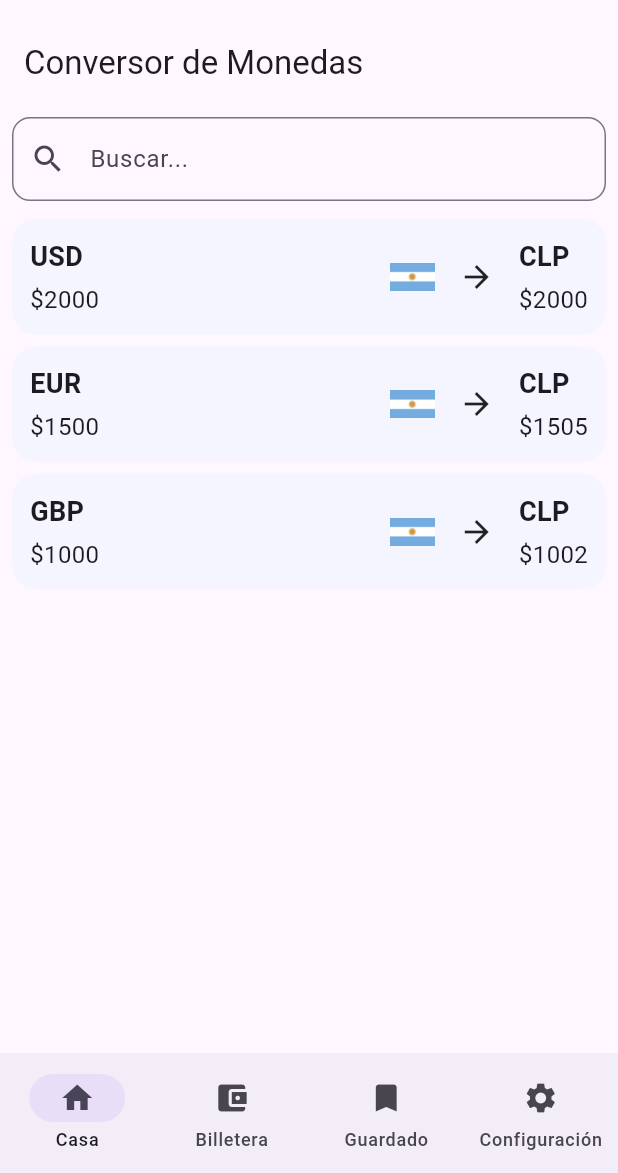
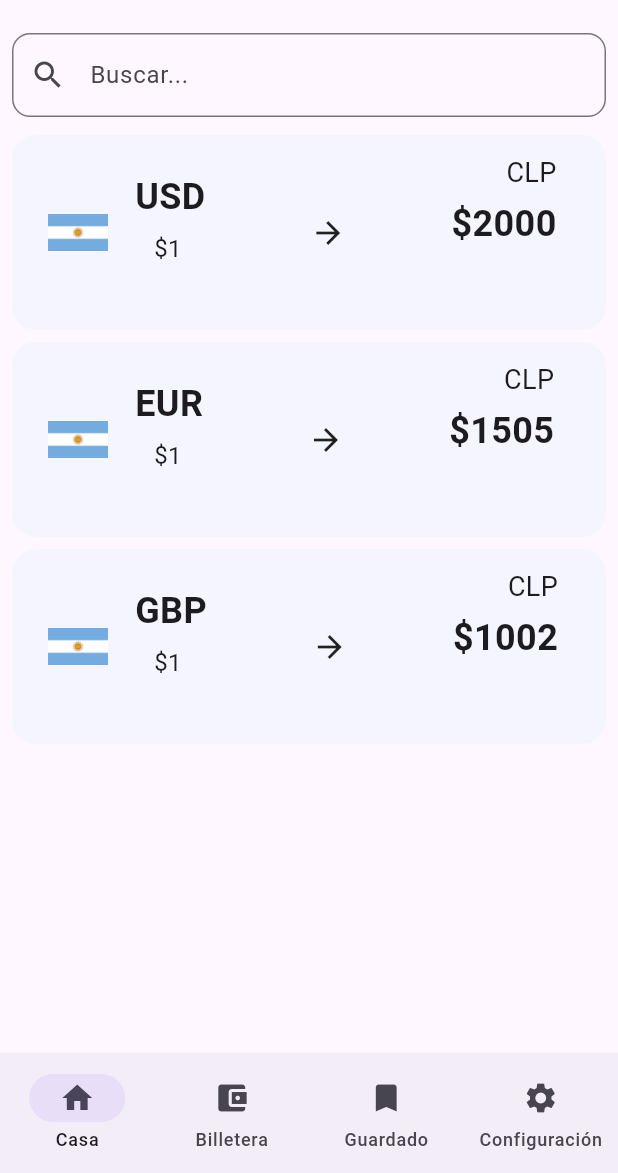
Before and after one commit to Valehica/ConvertCoinWallet, a Flutter app: the screen it shows after launch, on a phone screen of 412 x 824 dp, the part 63-1236 px from its top. Run offline on Flutter 3.47's test engine with Material 3 defaults, Android fonts, the phone set to English and light mode, and no system bars.

Commit message:
home page

```diff
--- a/convert_coin_wallet/lib/pages/HomePage.dart
+++ b/convert_coin_wallet/lib/pages/HomePage.dart
@@ -3,7 +3,7 @@ import 'package:convert_coin_wallet/models/MonedasClass.dart';
 import 'package:convert_coin_wallet/models/MonedaClass.dart';
 
 class HomePage extends StatelessWidget {
-  Monedas monedas = Monedas([
+  final Monedas monedas = Monedas([
     Moneda(2000.0, 2000.0, 1990.0, 'DLR', 'USD', '2024-12-01'),
     Moneda(1500.0, 1505.0, 1503.0, 'EUR', 'EUR', '2024-12-01'),
     Moneda(1000.0, 1002.0, 998.0, 'GBP', 'GBP', '2024-12-01'),
@@ -12,9 +12,6 @@ class HomePage extends StatelessWidget {
   @override
   Widget build(BuildContext context) {
     return Scaffold(
-      appBar: AppBar(
-        title: Text('Conversor de Monedas'),
-      ),
       body: Column(
         children: [
           Padding(
@@ -34,9 +31,20 @@ class HomePage extends StatelessWidget {
               itemCount: monedas.totalMonedas.length,
               itemBuilder: (context, index) {
                 final moneda = monedas.totalMonedas[index];
+                return _buildCurrencyCard(moneda); // Llamada a la función
+              },
+            ),
+          ),
+        ],
+      ),
+    );
+  }
+
+  Widget _buildCurrencyCard(Moneda moneda) {
     return Padding(
-                  padding: const EdgeInsets.symmetric(
-                      horizontal: 8.0, vertical: 4.0),
+      padding: const EdgeInsets.symmetric(horizontal: 8.0, vertical: 4.0),
+      child: SizedBox(
+        height: 130, // Altura fija para la tarjeta
         child: Container(
           padding: EdgeInsets.all(12.0),
           decoration: BoxDecoration(
@@ -44,44 +52,47 @@ class HomePage extends StatelessWidget {
             borderRadius: BorderRadius.circular(16.0),
           ),
           child: Row(
-                      mainAxisAlignment: MainAxisAlignment.spaceBetween,
             children: [
+              SizedBox(width: 12),
+              Image.asset(
+                'assets/images/argentina_flag.png', // Ruta de la imagen de bandera
+                width: 40,
+                height: 40,
+              ),
+              SizedBox(
+                width: 18,
+              ),
               Column(
                 crossAxisAlignment: CrossAxisAlignment.start,
                 children: [
+                  SizedBox(
+                    height: 12,
+                  ),
                   Text(
                     moneda.moneda,
                     style: TextStyle(
                       fontWeight: FontWeight.bold,
-                                fontSize: 18,
+                      fontSize: 24,
                     ),
                   ),
-                            SizedBox(height: 4),
+                  SizedBox(height: 6),
                   Text(
-                              '\$${moneda.compra.toStringAsFixed(0)}',
+                    '   \$1',
                     style: TextStyle(
                       fontSize: 16,
                     ),
                   ),
                 ],
               ),
-                        Row(
-                          children: [
-                            Image.asset(
-                              'assets/images/argentina_flag.png', // Bandera de EEUU
-                              width: 30,
-                              height: 30,
-                            ),
-                            SizedBox(width: 16),
+              SizedBox(width: 70),
               Icon(Icons.arrow_forward, size: 24),
-                            SizedBox(width: 16),
+              SizedBox(width: 70),
               Column(
-                              crossAxisAlignment: CrossAxisAlignment.start,
+                crossAxisAlignment: CrossAxisAlignment.end,
                 children: [
                   Text(
                     'CLP',
                     style: TextStyle(
-                                    fontWeight: FontWeight.bold,
                       fontSize: 18,
                     ),
                   ),
@@ -89,21 +100,15 @@ class HomePage extends StatelessWidget {
                   Text(
                     '\$${moneda.venta.toStringAsFixed(0)}',
                     style: TextStyle(
-                                    fontSize: 16,
+                      fontSize: 24,
+                      fontWeight: FontWeight.bold,
                     ),
                   ),
                 ],
               ),
             ],
           ),
-                      ],
         ),
-                  ),
-                );
-              },
-            ),
-          ),
-        ],
       ),
     );
   }
--- a/convert_coin_wallet/lib/pages/WalletPage.dart
+++ b/convert_coin_wallet/lib/pages/WalletPage.dart
@@ -20,7 +20,6 @@ class _WalletPage extends State<WalletPage> {
   @override
   Widget build(BuildContext context) {
     return Scaffold(
-      appBar: AppBar(),
       body: Padding(
         padding: const EdgeInsets.all(16.0),
         child: Column(
```
Lines whose indentation alone changed are shown as unchanged.
